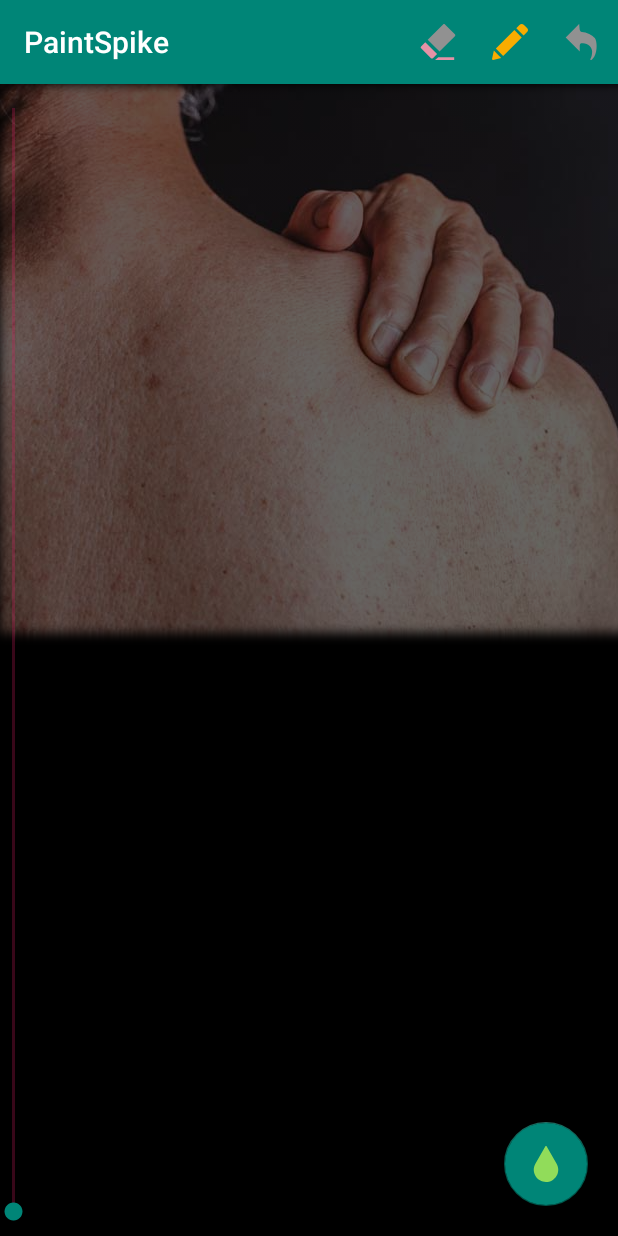
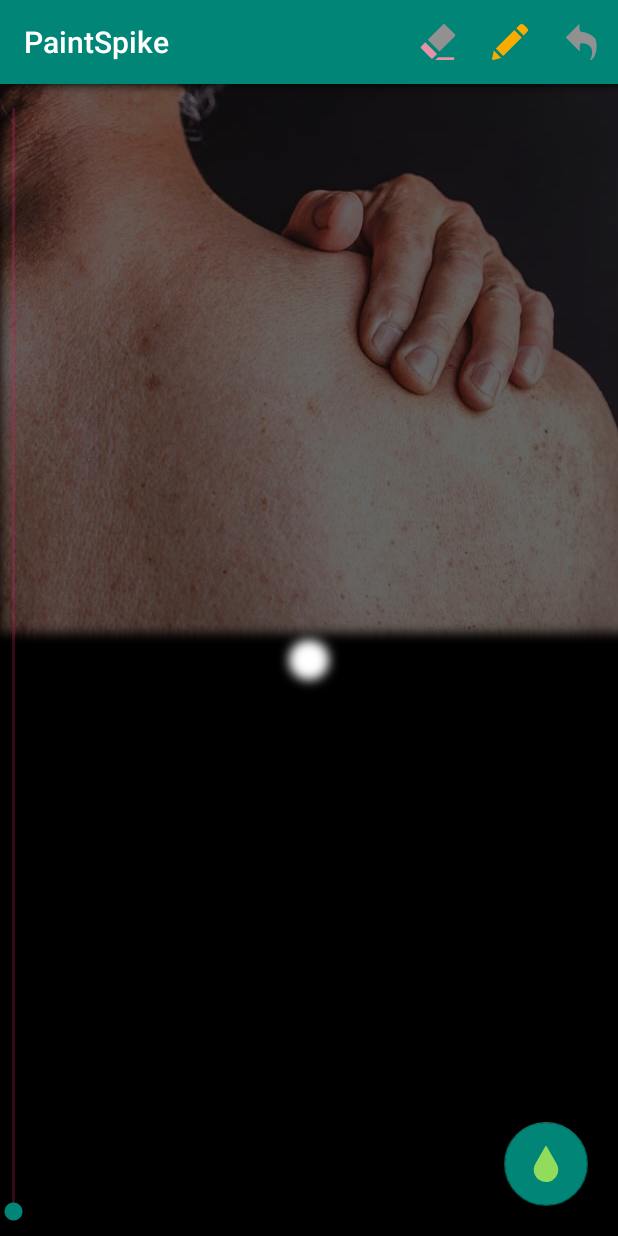
Before and after one commit to ProgFelipe/paintkt, an Android app: the screen it shows after launch (MainActivity), on a phone screen of 412 x 824 dp. Run offline under Robolectric (Android 15) with nearby library versions, the phone set to English and light mode, and no system bars; pictures from the network do not load.

Commit message:
middle point to see stroke size changes

```diff
--- /dev/null
+++ b/app/src/main/java/com/sample/sample/paintspike/CustomViews/StrokeCircle.kt
@@ -0,0 +1,37 @@
+package com.sample.sample.paintspike.CustomViews
+
+import android.content.Context
+import android.graphics.BlurMaskFilter
+import android.graphics.Canvas
+import android.graphics.Color
+import android.graphics.Paint
+import android.util.AttributeSet
+import android.view.View
+import com.sample.sample.paintspike.Painter
+
+class StrokeCircle @kotlin.jvm.JvmOverloads constructor(
+    context: Context, attrs: AttributeSet? = null, defStyleAttr: Int = 0
+) : View(context, attrs, defStyleAttr){
+
+    val paint = Paint()
+    var radius = 15f
+    init {
+        paint.maskFilter = BlurMaskFilter(8f, BlurMaskFilter.Blur.NORMAL)
+        paint.isAntiAlias = true
+        paint.isDither = true
+        paint.style = Paint.Style.FILL
+        paint.strokeWidth = Painter.DEFAULT_STROKE
+        paint.strokeJoin = Paint.Join.MITER
+        paint.strokeCap = Paint.Cap.ROUND
+        paint.color = Color.WHITE
+    }
+
+    override fun onDraw(canvas: Canvas) {
+        canvas.drawCircle((width/2).toFloat(), (height/2).toFloat(), radius, paint)
+    }
+
+    fun setCircleSize(value : Int){
+        radius = value.toFloat()
+        invalidate()
+    }
+}
--- a/app/src/main/java/com/sample/sample/paintspike/CustomViews/VerticalSeekBar.kt
+++ b/app/src/main/java/com/sample/sample/paintspike/CustomViews/VerticalSeekBar.kt
@@ -2,6 +2,7 @@ package com.sample.sample.paintspike.CustomViews
 
 import android.content.Context
 import android.graphics.Canvas
+import android.os.Build
 import android.view.MotionEvent
 import android.util.AttributeSet
 import android.util.Log
@@ -29,11 +30,14 @@ class VerticalSeekBar : SeekBar {
     override fun onDraw(c: Canvas) {
         c.rotate(-90f)
         c.translate(-height.toFloat(), 0f)
-
+        if (Build.VERSION.SDK_INT >= Build.VERSION_CODES.O) {
+            min = 15
+        }
         super.onDraw(c)
     }
 
     override fun onTouchEvent(event: MotionEvent): Boolean {
+        super.onTouchEvent(event)
         if (!isEnabled) {
             return false
         }
--- a/app/src/main/java/com/sample/sample/paintspike/MainFragment.kt
+++ b/app/src/main/java/com/sample/sample/paintspike/MainFragment.kt
@@ -1,6 +1,9 @@
 package com.sample.sample.paintspike
 
 import android.graphics.Bitmap
+import android.graphics.Canvas
+import android.graphics.Color
+import android.graphics.Paint
 import android.net.Uri
 import android.os.Bundle
 import android.support.v4.app.Fragment
@@ -25,7 +28,6 @@ class MainFragment : Fragment(){
     override fun onCreateView(inflater: LayoutInflater, container: ViewGroup?, savedInstanceState: Bundle?):
             View? = inflater.inflate(R.layout.fragment_main, container, false)
 
-
     private var showFabMenuItems = true
     override fun onViewCreated(view: View, savedInstanceState: Bundle?) {
         super.onViewCreated(view, savedInstanceState)
@@ -35,7 +37,7 @@ class MainFragment : Fragment(){
             .load(Uri.parse("file:///android_asset/psoriasis.jpg"))
             .into(object : SimpleTarget<Bitmap>() {
                 override fun onResourceReady(resource: Bitmap, transition: Transition<in Bitmap>?) {
-                    img_photo.setNewImage(resource, resource)
+                    img_photo.setNewImage(resource)
                 }
             })
 
@@ -60,16 +62,14 @@ class MainFragment : Fragment(){
         fab_restore.setOnClickListener{
             img_photo.setDefaultStroke()
         }
+
         paint_stroke_seek_bar.setOnSeekBarChangeListener(object : SeekBar.OnSeekBarChangeListener{
             var progressChangedValue = 15
 
             override fun onProgressChanged(seekBar: SeekBar?, progress: Int, fromUser: Boolean) {
-                if(progress < 15){
-                    progressChangedValue = 15
-                }else{
-                    progressChangedValue = progress + 5
-                }
+                progressChangedValue = if(progress < 15){ 15 }else{ progress + 5 }
                 img_photo.setStrokeValue(progressChangedValue)
+                preview_circle_stroke.setCircleSize(progressChangedValue)
             }
 
             override fun onStartTrackingTouch(seekBar: SeekBar?) {
--- a/app/src/main/java/com/sample/sample/paintspike/PaintImageView.kt
+++ b/app/src/main/java/com/sample/sample/paintspike/PaintImageView.kt
@@ -35,8 +35,8 @@ class PaintImageView @JvmOverloads constructor(
 
     private val paths = ArrayList<Path>()
     private val paints = ArrayList<Painter>()
-    private val undonePaths = ArrayList<Path>()
-    private val undonePaints = ArrayList<Paint>()
+    //private val undonePaths = ArrayList<Path>()
+    //private val undonePaints = ArrayList<Paint>()
 
     /**
      * Gestures to Zoom and Drag canvas matrix
@@ -49,10 +49,10 @@ class PaintImageView @JvmOverloads constructor(
     private var upx = 0f
     private var upy = 0f
 
-    var lastFocusX: Float = 0f
-    var lastFocusY: Float = 0f
+    //var lastFocusX: Float = 0f
+    //var lastFocusY: Float = 0f
 
-    private lateinit var mCanvas: Canvas
+    //private lateinit var mCanvas: Canvas
     private var paintMatrix: Matrix = Matrix()
 
     private var mode = NONE
@@ -73,10 +73,8 @@ class PaintImageView @JvmOverloads constructor(
         const val ZOOM = 2
         const val BRUSH_STROKE_RATION = 10f
 
-        private const val MIN_ZOOM = 1f
-        private const val MAX_ZOOM = 10f
-
-        private const val PAINT_COLOR = "#66265c88"
+        //private const val MIN_ZOOM = 1f
+        //private const val MAX_ZOOM = 10f
     }
 
     init {
@@ -149,14 +147,14 @@ class PaintImageView @JvmOverloads constructor(
     }
 
     private lateinit var mRealBitmap : Bitmap
-    fun setNewImage(alteredBitmap: Bitmap, bmp: Bitmap) {
+    fun setNewImage(alteredBitmap: Bitmap) {
         mRealBitmap = alteredBitmap
         /*mCanvas = Canvas(alteredBitmap)
         mCanvas.drawBitmap(bmp, imageMatrix, paint)
 
         setImageBitmap(alteredBitmap)*/
-        val canvasBitmap = Bitmap.createBitmap(width, height, Bitmap.Config.ARGB_8888)
-        mCanvas = Canvas(canvasBitmap)
+        //val canvasBitmap = Bitmap.createBitmap(width, height, Bitmap.Config.ARGB_8888)
+        //mCanvas = Canvas(canvasBitmap)
         invalidate()
         /*mCanvas = Canvas()
         val mBitmap = Bitmap.createBitmap(width, height, Bitmap.Config.ARGB_8888)
@@ -219,24 +217,6 @@ class PaintImageView @JvmOverloads constructor(
             MotionEvent.ACTION_POINTER_UP -> actionPointerUp()
             MotionEvent.ACTION_MOVE -> move(event)
         }
-
-
-        //Paint sample
-        /*
-        val x = event.x
-        val y = event.y
-        when (event.action) {
-            MotionEvent.ACTION_DOWN -> {
-                getNewPathPen()
-                mLastPath.moveTo(x, y)
-            }
-            MotionEvent.ACTION_MOVE -> {
-                mLastPath.lineTo(x, y)
-            }
-            MotionEvent.ACTION_UP -> {
-            }
-        }*/
-        //invalidate()
         imageMatrix = paintMatrix
         invalidate()
         return true
@@ -247,7 +227,6 @@ class PaintImageView @JvmOverloads constructor(
         if (mode == DRAG) {
             upx = getPointerCoordinates(event)[0]
             upy = getPointerCoordinates(event)[1]
-            //mCanvas.drawLine(downx, downy, upx, upy, paint)
 
             //mLastPath.lineTo(event.x, event.y)
             mLastPath.lineTo(downx, downy)
@@ -288,8 +267,8 @@ class PaintImageView @JvmOverloads constructor(
         //Draw
         downx = getPointerCoordinates(event)[0]
         downy = getPointerCoordinates(event)[1]
+
         //mLastPath.moveTo(event.x, event.y)
-        //Second One
         mLastPath.moveTo(downx, downy)
         //Original
         //mLastPath.moveTo(downx.times(mid.x), downy.times(mid.y))
@@ -335,7 +314,7 @@ class PaintImageView @JvmOverloads constructor(
         //restoreBitmap()
         if (paths.size > 0 ) {
             /*
-            //TODO For redo
+            //TODO For redo if needed
             undonePaths.add(paths.removeAt(paths.size-1))
             undonePaints.add(paints.removeAt(paints.size-1))*/
             paths.removeAt(paths.size-1)
@@ -360,7 +339,7 @@ class PaintImageView @JvmOverloads constructor(
     }
 
     fun setStrokeValue(stroke : Int){
-        currentStroke = stroke + 5f
+        currentStroke = stroke + 15f
     }
 
     fun setDefaultStroke(){
@@ -374,6 +353,7 @@ class PaintImageView @JvmOverloads constructor(
 
         canvas.save()
         //canvas.scale(scaleFactor, scaleFactor, width / 2f, height / 2f)
+        canvas.scale(scaleFactor, scaleFactor)
         //canvas.translate(scrollX.toFloat(), scrollY.toFloat())
         //matrix.postTranslate(mid.x, mid.y)
         //canvas.scale(scaleFactor, scaleFactor)
@@ -386,12 +366,13 @@ class PaintImageView @JvmOverloads constructor(
 
         // first update the canvas bitmap
         //setPaintValue(mPaint)
+        matrix.setScale(scaleFactor, scaleFactor)
         for (i in paths.indices) {
 
             //draw depending on scroll and drag
             val p =  Path()
-            p.addPath(paths[i], paintMatrix)
-            p.transform(paintMatrix)
+            p.addPath(paths[i], matrix)
+            //p.transform(matrix)
             canvas.drawPath(p, paints[i].paint)
         }
         // then draw it on top of the image
@@ -399,8 +380,7 @@ class PaintImageView @JvmOverloads constructor(
         if(::mRealBitmap.isInitialized) {
             //with screen canvas proportios
             //canvas.drawBitmap(mRealBitmap, null, destImageRect, paint)
-            //with image proportions :
-            canvas.drawBitmap(mRealBitmap, paintMatrix, mImagePainter.paint)
+            canvas.drawBitmap(mRealBitmap, matrix, mImagePainter.paint)
         }
         //setPaintValue(mPaint)
         canvas.restore()
@@ -434,6 +414,6 @@ class PaintImageView @JvmOverloads constructor(
     override fun onSizeChanged(w: Int, h: Int, oldw: Int, oldh: Int) {
         super.onSizeChanged(w, h, oldw, oldh)
         //when size changed, store the new size
-        destImageRect = Rect(0, 0, w, h)
+        //destImageRect = Rect(0, 0, w, h)
     }
 }
--- /dev/null
+++ b/app/src/main/res/drawable/circle.xml
@@ -0,0 +1,6 @@
+<?xml version="1.0" encoding="utf-8"?>
+<shape xmlns:android="http://schemas.android.com/apk/res/android"
+       android:shape="oval">
+    <solid
+            android:color="#48b3ff"/>
+</shape>
--- a/app/src/main/res/layout/fragment_main.xml
+++ b/app/src/main/res/layout/fragment_main.xml
@@ -10,6 +10,15 @@
             android:layout_width="0dp"
             android:layout_height="0dp" app:layout_constraintEnd_toEndOf="parent"
             app:layout_constraintTop_toTopOf="parent" app:layout_constraintStart_toStartOf="parent"
+            app:layout_constraintBottom_toBottomOf="parent"/>
+
+    <com.sample.sample.paintspike.CustomViews.StrokeCircle
+            android:id="@+id/preview_circle_stroke"
+            android:layout_width="100dp"
+            android:layout_height="100dp"
+            app:layout_constraintLeft_toLeftOf="parent"
+            app:layout_constraintRight_toRightOf="parent"
+            app:layout_constraintTop_toTopOf="parent"
             app:layout_constraintBottom_toBottomOf="parent"/>
 
     <com.sample.sample.paintspike.CustomViews.VerticalSeekBar
```
